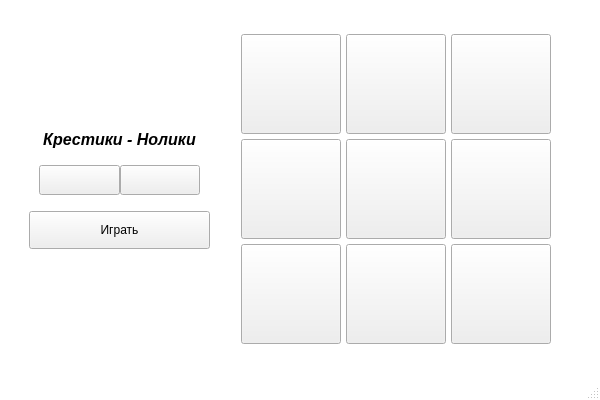
Kirofeed/CrossZero, file mainwindow.ui: the form before one commit.
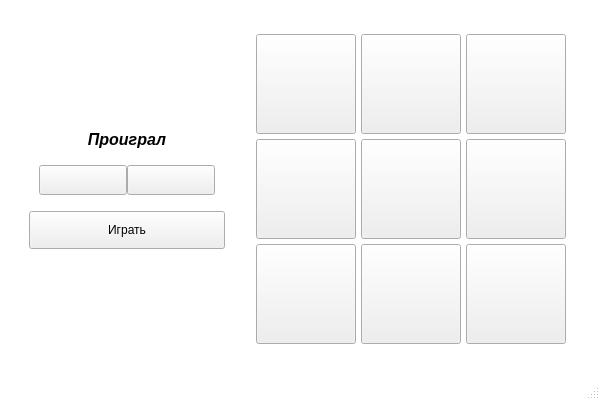
The form after the commit. Icons and pictures are not drawn.

```diff
--- a/mainwindow.ui
+++ b/mainwindow.ui
@@ -86,7 +86,7 @@
          <string notr="true"/>
         </property>
         <property name="text">
-         <string>Крестики - Нолики</string>
+         <string>Проиграл</string>
         </property>
         <property name="alignment">
          <set>Qt::AlignCenter</set>
@@ -238,7 +238,7 @@
         <number>5</number>
        </property>
        <property name="rightMargin">
-        <number>40</number>
+        <number>5</number>
        </property>
        <property name="bottomMargin">
         <number>5</number>
@@ -246,48 +246,7 @@
        <property name="spacing">
         <number>5</number>
        </property>
-       <item row="0" column="1">
-        <widget class="QPushButton" name="pushButton_5">
-         <property name="sizePolicy">
-          <sizepolicy hsizetype="Fixed" vsizetype="Fixed">
-           <horstretch>0</horstretch>
-           <verstretch>0</verstretch>
-          </sizepolicy>
-         </property>
-         <property name="minimumSize">
-          <size>
-           <width>100</width>
-           <height>100</height>
-          </size>
-         </property>
-         <property name="styleSheet">
-          <string notr="true"/>
-         </property>
-         <property name="text">
-          <string/>
-         </property>
-        </widget>
-       </item>
-       <item row="2" column="0">
-        <widget class="QPushButton" name="pushButton_11">
-         <property name="sizePolicy">
-          <sizepolicy hsizetype="Fixed" vsizetype="Fixed">
-           <horstretch>0</horstretch>
-           <verstretch>0</verstretch>
-          </sizepolicy>
-         </property>
-         <property name="minimumSize">
-          <size>
-           <width>100</width>
-           <height>100</height>
-          </size>
-         </property>
-         <property name="text">
-          <string/>
-         </property>
-        </widget>
-       </item>
-       <item row="2" column="2">
+       <item row="1" column="2">
         <widget class="QPushButton" name="pushButton_12">
          <property name="sizePolicy">
           <sizepolicy hsizetype="Fixed" vsizetype="Fixed">
@@ -306,48 +265,7 @@
          </property>
         </widget>
        </item>
-       <item row="1" column="1">
-        <widget class="QPushButton" name="pushButton_7">
-         <property name="sizePolicy">
-          <sizepolicy hsizetype="Fixed" vsizetype="Fixed">
-           <horstretch>0</horstretch>
-           <verstretch>0</verstretch>
-          </sizepolicy>
-         </property>
-         <property name="minimumSize">
-          <size>
-           <width>100</width>
-           <height>100</height>
-          </size>
-         </property>
-         <property name="styleSheet">
-          <string notr="true"/>
-         </property>
-         <property name="text">
-          <string/>
-         </property>
-        </widget>
-       </item>
        <item row="1" column="0">
-        <widget class="QPushButton" name="pushButton_8">
-         <property name="sizePolicy">
-          <sizepolicy hsizetype="Fixed" vsizetype="Fixed">
-           <horstretch>0</horstretch>
-           <verstretch>0</verstretch>
-          </sizepolicy>
-         </property>
-         <property name="minimumSize">
-          <size>
-           <width>100</width>
-           <height>100</height>
-          </size>
-         </property>
-         <property name="text">
-          <string/>
-         </property>
-        </widget>
-       </item>
-       <item row="2" column="1">
         <widget class="QPushButton" name="pushButton_10">
          <property name="sizePolicy">
           <sizepolicy hsizetype="Fixed" vsizetype="Fixed">
@@ -361,6 +279,69 @@
            <height>100</height>
           </size>
          </property>
+         <property name="styleSheet">
+          <string notr="true"/>
+         </property>
+         <property name="text">
+          <string/>
+         </property>
+        </widget>
+       </item>
+       <item row="2" column="0">
+        <widget class="QPushButton" name="pushButton_20">
+         <property name="sizePolicy">
+          <sizepolicy hsizetype="Fixed" vsizetype="Fixed">
+           <horstretch>0</horstretch>
+           <verstretch>0</verstretch>
+          </sizepolicy>
+         </property>
+         <property name="minimumSize">
+          <size>
+           <width>100</width>
+           <height>100</height>
+          </size>
+         </property>
+         <property name="text">
+          <string/>
+         </property>
+        </widget>
+       </item>
+       <item row="1" column="1">
+        <widget class="QPushButton" name="pushButton_11">
+         <property name="sizePolicy">
+          <sizepolicy hsizetype="Fixed" vsizetype="Fixed">
+           <horstretch>0</horstretch>
+           <verstretch>0</verstretch>
+          </sizepolicy>
+         </property>
+         <property name="minimumSize">
+          <size>
+           <width>100</width>
+           <height>100</height>
+          </size>
+         </property>
+         <property name="styleSheet">
+          <string notr="true"/>
+         </property>
+         <property name="text">
+          <string/>
+         </property>
+        </widget>
+       </item>
+       <item row="2" column="2">
+        <widget class="QPushButton" name="pushButton_22">
+         <property name="sizePolicy">
+          <sizepolicy hsizetype="Fixed" vsizetype="Fixed">
+           <horstretch>0</horstretch>
+           <verstretch>0</verstretch>
+          </sizepolicy>
+         </property>
+         <property name="minimumSize">
+          <size>
+           <width>100</width>
+           <height>100</height>
+          </size>
+         </property>
          <property name="text">
           <string/>
          </property>
@@ -385,6 +366,47 @@
          </property>
         </widget>
        </item>
+       <item row="2" column="1">
+        <widget class="QPushButton" name="pushButton_21">
+         <property name="sizePolicy">
+          <sizepolicy hsizetype="Fixed" vsizetype="Fixed">
+           <horstretch>0</horstretch>
+           <verstretch>0</verstretch>
+          </sizepolicy>
+         </property>
+         <property name="minimumSize">
+          <size>
+           <width>100</width>
+           <height>100</height>
+          </size>
+         </property>
+         <property name="text">
+          <string/>
+         </property>
+        </widget>
+       </item>
+       <item row="0" column="1">
+        <widget class="QPushButton" name="pushButton_01">
+         <property name="sizePolicy">
+          <sizepolicy hsizetype="Fixed" vsizetype="Fixed">
+           <horstretch>0</horstretch>
+           <verstretch>0</verstretch>
+          </sizepolicy>
+         </property>
+         <property name="minimumSize">
+          <size>
+           <width>100</width>
+           <height>100</height>
+          </size>
+         </property>
+         <property name="styleSheet">
+          <string notr="true"/>
+         </property>
+         <property name="text">
+          <string/>
+         </property>
+        </widget>
+       </item>
        <item row="0" column="0">
         <widget class="QPushButton" name="pushButton_4">
          <property name="sizePolicy">
@@ -407,28 +429,25 @@
          </property>
         </widget>
        </item>
-       <item row="1" column="2">
-        <widget class="QPushButton" name="pushButton_9">
-         <property name="sizePolicy">
-          <sizepolicy hsizetype="Fixed" vsizetype="Fixed">
-           <horstretch>0</horstretch>
-           <verstretch>0</verstretch>
-          </sizepolicy>
-         </property>
-         <property name="minimumSize">
-          <size>
-           <width>100</width>
-           <height>100</height>
-          </size>
-         </property>
-         <property name="text">
-          <string/>
-         </property>
-        </widget>
-       </item>
       </layout>
      </widget>
     </item>
+    <item>
+     <spacer name="horizontalSpacer_3">
+      <property name="orientation">
+       <enum>Qt::Horizontal</enum>
+      </property>
+      <property name="sizeType">
+       <enum>QSizePolicy::Fixed</enum>
+      </property>
+      <property name="sizeHint" stdset="0">
+       <size>
+        <width>20</width>
+        <height>20</height>
+       </size>
+      </property>
+     </spacer>
+    </item>
    </layout>
   </widget>
   <widget class="QMenuBar" name="menubar">
```
Left out of the diff: 4 changed lines with no effect on the pictures.
